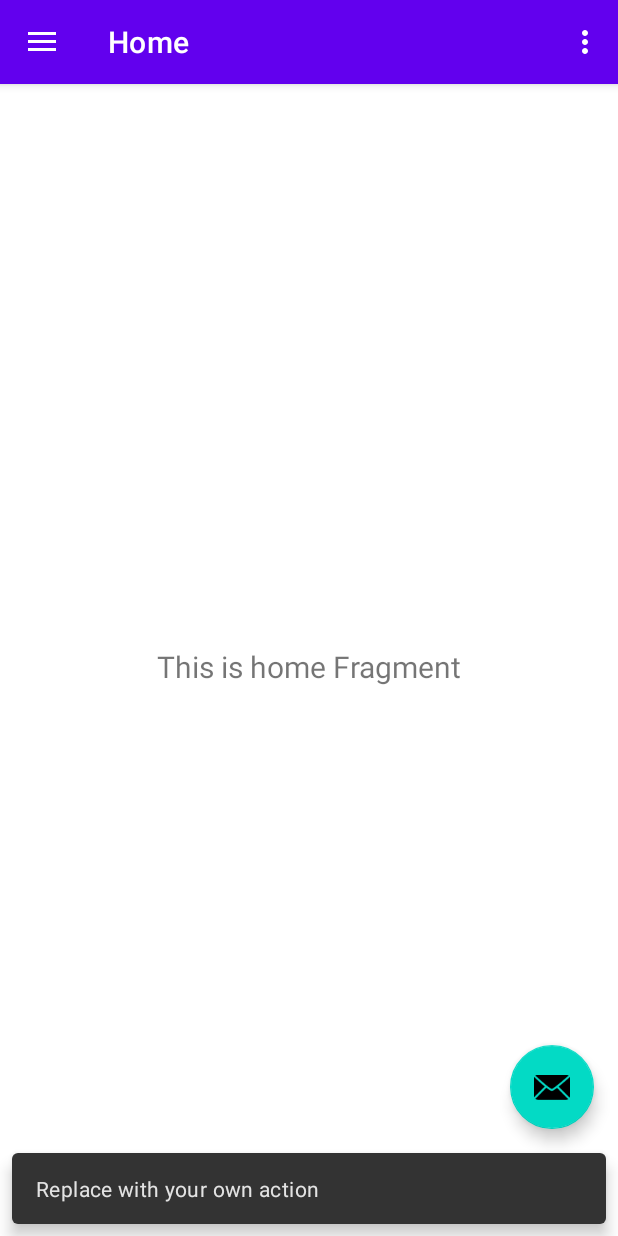
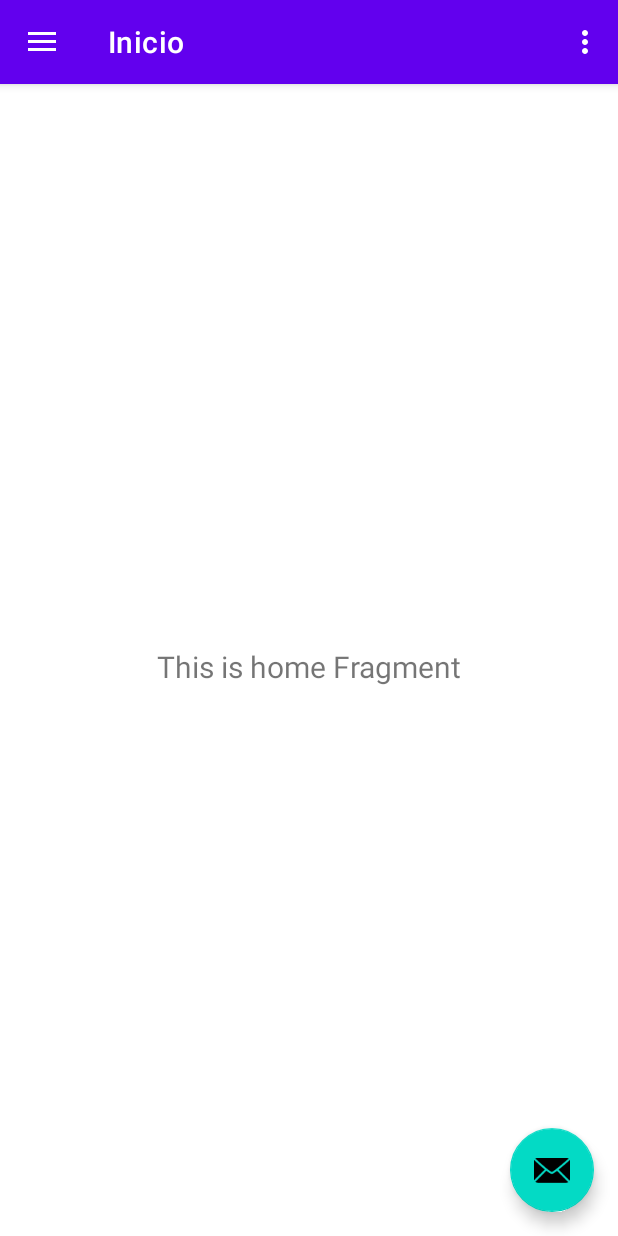
Before and after one commit to DSieghard/ProyectoChikito, an Android app: the screen it shows after launch (MainActivity), after a tap on an icon or button, on a phone screen of 412 x 824 dp. Run offline under Robolectric (Android 15) with nearby library versions, the phone set to English and light mode, and no system bars; our stand-ins replace navigation-ui.

Commit message:
Minor code modifications

```diff
--- a/app/src/main/java/com/dsieghard/proyectochikito/MainActivity.kt
+++ b/app/src/main/java/com/dsieghard/proyectochikito/MainActivity.kt
@@ -1,9 +1,12 @@
 package com.dsieghard.proyectochikito
+import android.annotation.SuppressLint
 import android.content.Intent
+import android.net.Uri
 import android.os.Bundle
+import android.util.Log
 import android.view.Menu
 import android.view.MenuItem
-import com.google.android.material.snackbar.Snackbar
+import android.widget.Toast
 import com.google.android.material.navigation.NavigationView
 import androidx.navigation.findNavController
 import androidx.navigation.ui.AppBarConfiguration
@@ -19,23 +22,46 @@ class MainActivity : AppCompatActivity() {
     private lateinit var appBarConfiguration: AppBarConfiguration
     private lateinit var binding: ActivityMainBinding
 
+    @SuppressLint("QueryPermissionsNeeded")
     override fun onCreate(savedInstanceState: Bundle?) {
         super.onCreate(savedInstanceState)
 
      binding = ActivityMainBinding.inflate(layoutInflater)
      setContentView(binding.root)
 
+
+        //Values Declaration for FAB Action
+        val intent = Intent(Intent.ACTION_SEND)
+        val email = getString(R.string.devmail)
+        val subject = getString(R.string.devsubject)
+        val text = getString(R.string.devtext)
+        val chooserIntent = Intent.createChooser(intent, getString(R.string.mailchooser))
+
+
         setSupportActionBar(binding.appBarMain.toolbar)
 
         binding.appBarMain.fab.setOnClickListener { view ->
-            Snackbar.make(view, "Replace with your own action", Snackbar.LENGTH_LONG)
-                    .setAction("Action", null).show()
+            //Get data and open mail app
+            intent.data = Uri.parse("mailto:")
+            intent.putExtra(Intent.EXTRA_EMAIL, email)
+            intent.putExtra(Intent.EXTRA_SUBJECT, subject)
+            intent.putExtra(Intent.EXTRA_TEXT, text)
+
+            //Validate if mail app is avaliable, and open default mail app
+            if(chooserIntent.resolveActivity(packageManager) != null) {
+                startActivity(chooserIntent)
+                Log.d("$this", "Opening default Mail App")
+            } else {
+                //Raise Error
+                Toast.makeText(this, getString(R.string.errorapp), Toast.LENGTH_SHORT).show()
+                Log.e("$this", "There is not a mail app installed")
+            }
         }
         val drawerLayout: DrawerLayout = binding.drawerLayout
         val navView: NavigationView = binding.navView
         val navController = findNavController(R.id.nav_host_fragment_content_main)
-        // Passing each menu ID as a set of Ids because each
-        // menu should be considered as top level destinations.
+
+        //Sidebar items
         appBarConfiguration = AppBarConfiguration(setOf(
             R.id.nav_home, R.id.nav_gallery, R.id.nav_slideshow), drawerLayout)
         setupActionBarWithNavController(navController, appBarConfiguration)
@@ -43,16 +69,18 @@ class MainActivity : AppCompatActivity() {
     }
 
     override fun onCreateOptionsMenu(menu: Menu): Boolean {
-        // Inflate the menu; this adds items to the action bar if it is present.
+        //Inflate 3-dot button
         menuInflater.inflate(R.menu.main, menu)
         return true
     }
 
     override fun onOptionsItemSelected(item: MenuItem): Boolean {
         return when (item.itemId) {
+            //Call SettingsActivity from 3-dot Button
             R.id.action_settings -> {
                 val intent = Intent(this, SettingsActivity::class.java)
                 startActivity(intent)
+                Log.d("$this", "Opening Settings Activity")
                 true
             }
             else -> super.onOptionsItemSelected(item)
--- a/app/src/main/java/com/dsieghard/proyectochikito/SettingsActivity.kt
+++ b/app/src/main/java/com/dsieghard/proyectochikito/SettingsActivity.kt
@@ -6,6 +6,7 @@ import android.os.Bundle
 class SettingsActivity : AppCompatActivity() {
     override fun onCreate(savedInstanceState: Bundle?) {
         super.onCreate(savedInstanceState)
+        supportActionBar?.title = getString(R.string.settings)
         supportFragmentManager
             .beginTransaction()
             .replace(android.R.id.content, SettingsFragment())
--- a/app/src/main/res/values/strings.xml
+++ b/app/src/main/res/values/strings.xml
@@ -13,7 +13,7 @@
     <string name="nav_header_desc">Navigation header</string>
     <string name="action_settings">Settings</string>
 
-    <string name="menu_home">Home</string>
+    <string name="menu_home">Inicio</string>
     <string name="menu_gallery">Gallery</string>
     <string name="menu_slideshow">Slideshow</string>
 
@@ -24,6 +24,8 @@
     <string name="notification_info">Activar o desactivar notificaciones</string>
     <string name="public_profile">Perfil público</string>
     <string name="public_profile_info">Haz que tu perfil sea visible para todos</string>
+    <string name="settings">Configuración</string>
+
     <!-- Preference Titles -->
     <string name="messages_header">Messages</string>
     <string name="sync_header">Sync</string>
@@ -39,5 +41,11 @@
     </string>
     <string name="attachment_summary_off">Only download attachments when manually requested</string>
 
+    <string name="devmail">lfelipec@outlook.cl</string>
+    <string name="devsubject">DEFAULT CALL APP</string>
+    <string name="devtext">P L A C E H O L D E R</string>
+    <string name="mailchooser">Elige la app</string>
+    <string name="errorapp">No existen apps de correo electrónico disponibles.</string>
+
 
 </resources>
```
